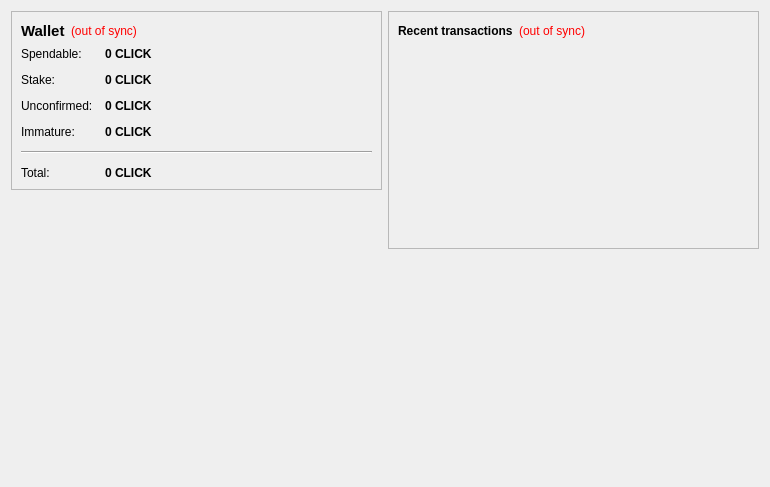
The window that src/qt/forms/overviewpage.ui (coindevv/ClickCoin) describes before a commit, drawn with Qt 5.
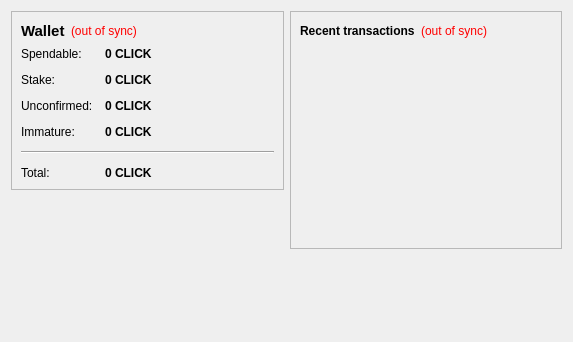
The same window after the commit.

Diff of the .ui file:
```diff
--- a/src/qt/forms/overviewpage.ui
+++ b/src/qt/forms/overviewpage.ui
@@ -6,8 +6,8 @@
    <rect>
     <x>0</x>
     <y>0</y>
-    <width>770</width>
-    <height>487</height>
+    <width>573</width>
+    <height>342</height>
    </rect>
   </property>
   <property name="windowTitle">
```
